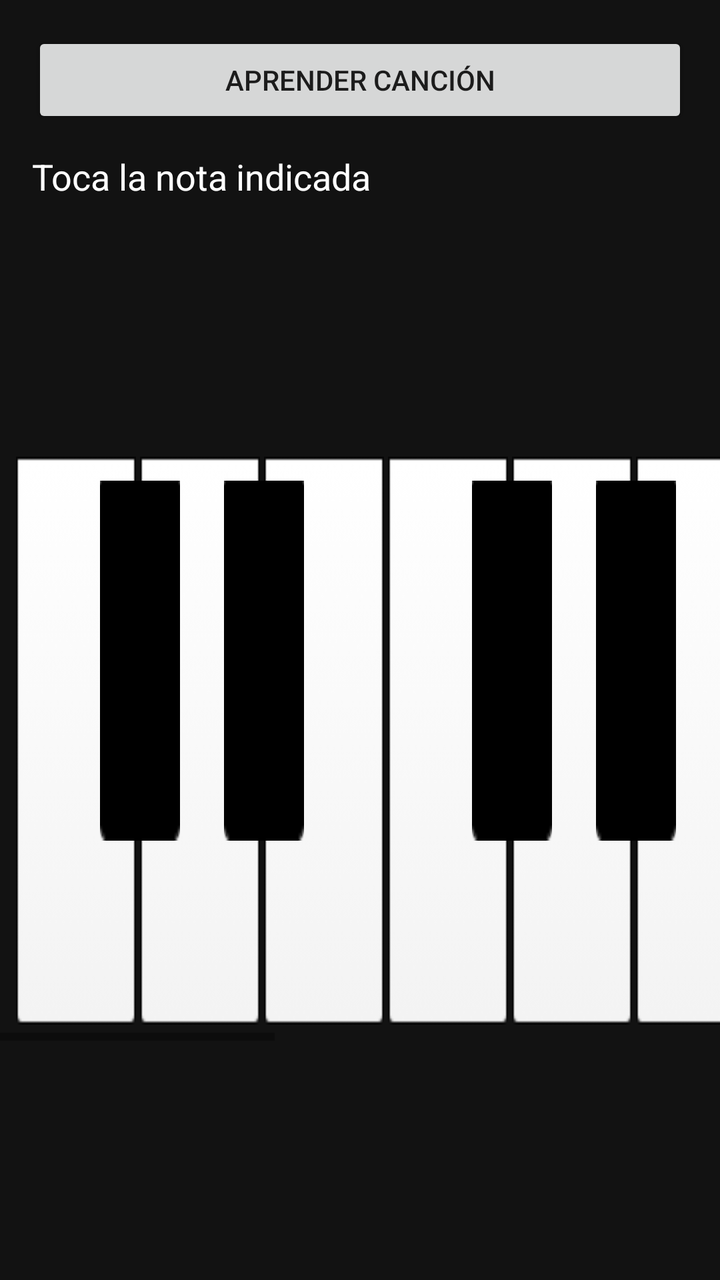
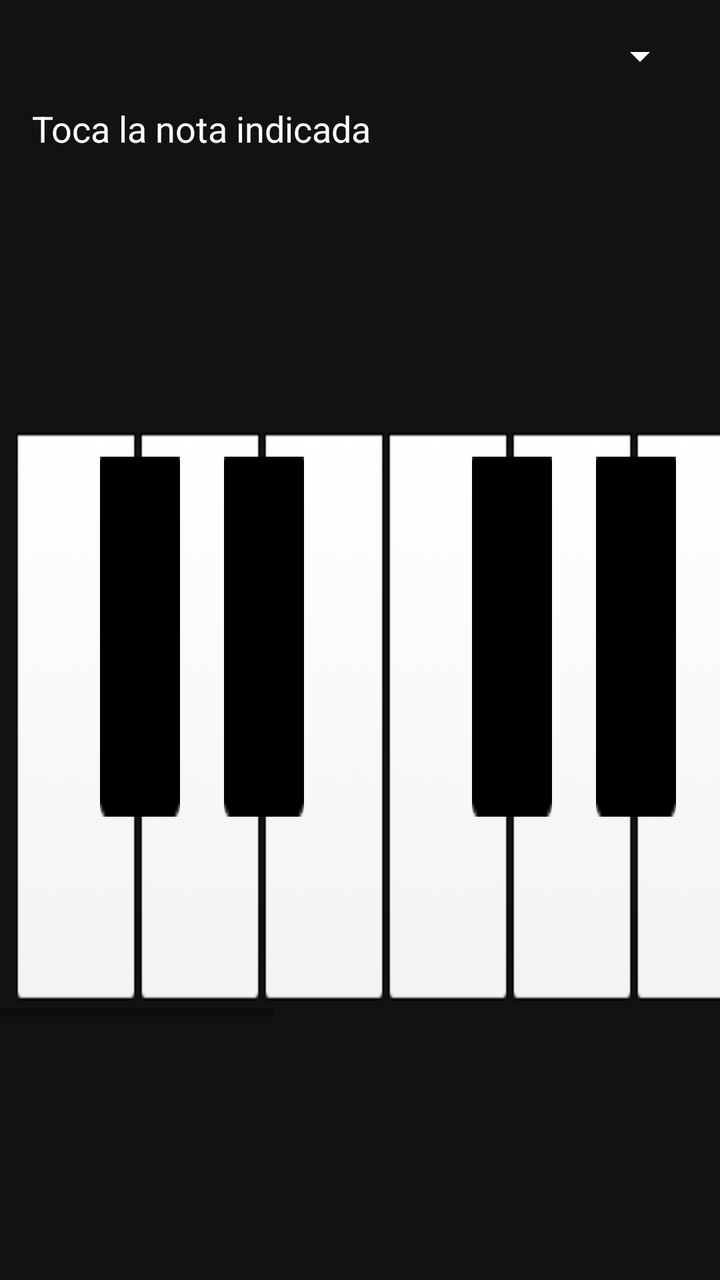

The first picture is an Android layout as it rendered before a commit; the second is the same layout after the commit. The layout source and the unified diff follow.
<!-- AndroidManifest.xml: application theme Theme.Piano_AndroidStudio -->
<!-- res/layout/activity_main.xml -->
<?xml version="1.0" encoding="utf-8"?>
<androidx.constraintlayout.widget.ConstraintLayout xmlns:android="http://schemas.android.com/apk/res/android"
    xmlns:app="http://schemas.android.com/apk/res-auto"
    xmlns:tools="http://schemas.android.com/tools"
    android:layout_width="match_parent"
    android:layout_height="match_parent"
    android:background="#121212"
    tools:context=".MainActivity">

    <LinearLayout
        android:id="@+id/song_controls"
        android:layout_width="0dp"
        android:layout_height="wrap_content"
        android:orientation="vertical"
        android:paddingStart="16dp"
        android:paddingEnd="16dp"
        android:layout_marginTop="16dp"
        app:layout_constraintTop_toTopOf="parent"
        app:layout_constraintStart_toStartOf="parent"
        app:layout_constraintEnd_toEndOf="parent">

        <Button
            android:id="@+id/btn_start_song"
            android:layout_width="match_parent"
            android:layout_height="wrap_content"
            android:text="Aprender canción" />

        <TextView
            android:id="@+id/song_status"
            android:layout_width="match_parent"
            android:layout_height="wrap_content"
            android:layout_marginTop="12dp"
            android:text="Toca la nota indicada"
            android:textColor="#FFFFFF"
            android:textSize="18sp" />
    </LinearLayout>

    <HorizontalScrollView
        android:layout_width="match_parent"
        android:layout_height="300dp"
        android:fillViewport="true"
        app:layout_constraintStart_toStartOf="parent"
        app:layout_constraintEnd_toEndOf="parent"
        app:layout_constraintBottom_toBottomOf="parent"
        app:layout_constraintTop_toBottomOf="@id/song_controls">

        <FrameLayout
            android:layout_width="wrap_content"
            android:layout_height="300dp"
            android:padding="8dp">

            <LinearLayout
                android:layout_width="wrap_content"
                android:layout_height="match_parent"
                android:orientation="horizontal">

                <ImageButton android:padding="0dp" android:scaleType="fitXY" android:id="@+id/key_c2" android:layout_width="60dp" android:layout_height="match_parent" android:background="@drawable/key_white_selector" />
                <ImageButton android:padding="0dp" android:scaleType="fitXY" android:id="@+id/key_d2" android:layout_width="60dp" android:layout_height="match_parent" android:layout_marginStart="2dp" android:background="@drawable/key_white_selector" />
                <ImageButton android:padding="0dp" android:scaleType="fitXY" android:id="@+id/key_e2" android:layout_width="60dp" android:layout_height="match_parent" android:layout_marginStart="2dp" android:background="@drawable/key_white_selector" />
                <ImageButton android:padding="0dp" android:scaleType="fitXY" android:id="@+id/key_f2" android:layout_width="60dp" android:layout_height="match_parent" android:layout_marginStart="2dp" android:background="@drawable/key_white_selector" />
                <ImageButton android:padding="0dp" android:scaleType="fitXY" android:id="@+id/key_g2" android:layout_width="60dp" android:layout_height="match_parent" android:layout_marginStart="2dp" android:background="@drawable/key_white_selector" />
                <ImageButton android:padding="0dp" android:scaleType="fitXY" android:id="@+id/key_a2" android:layout_width="60dp" android:layout_height="match_parent" android:layout_marginStart="2dp" android:background="@drawable/key_white_selector" />
                <ImageButton android:padding="0dp" android:scaleType="fitXY" android:id="@+id/key_b2" android:layout_width="60dp" android:layout_height="match_parent" android:layout_marginStart="2dp" android:background="@drawable/key_white_selector" />
                <ImageButton android:padding="0dp" android:scaleType="fitXY" android:id="@+id/key_c3" android:layout_width="60dp" android:layout_height="match_parent" android:layout_marginStart="2dp" android:background="@drawable/key_white_selector" />
                <ImageButton android:padding="0dp" android:scaleType="fitXY" android:id="@+id/key_d3" android:layout_width="60dp" android:layout_height="match_parent" android:layout_marginStart="2dp" android:background="@drawable/key_white_selector" />
                <ImageButton android:padding="0dp" android:scaleType="fitXY" android:id="@+id/key_e3" android:layout_width="60dp" android:layout_height="match_parent" android:layout_marginStart="2dp" android:background="@drawable/key_white_selector" />
                <ImageButton android:padding="0dp" android:scaleType="fitXY" android:id="@+id/key_f3" android:layout_width="60dp" android:layout_height="match_parent" android:layout_marginStart="2dp" android:background="@drawable/key_white_selector" />
                <ImageButton android:padding="0dp" android:scaleType="fitXY" android:id="@+id/key_g3" android:layout_width="60dp" android:layout_height="match_parent" android:layout_marginStart="2dp" android:background="@drawable/key_white_selector" />
                <ImageButton android:padding="0dp" android:scaleType="fitXY" android:id="@+id/key_a3" android:layout_width="60dp" android:layout_height="match_parent" android:layout_marginStart="2dp" android:background="@drawable/key_white_selector" />
                <ImageButton android:padding="0dp" android:scaleType="fitXY" android:id="@+id/key_b3" android:layout_width="60dp" android:layout_height="match_parent" android:layout_marginStart="2dp" android:background="@drawable/key_white_selector" />
                <ImageButton android:padding="0dp" android:scaleType="fitXY" android:id="@+id/key_c4" android:layout_width="60dp" android:layout_height="match_parent" android:layout_marginStart="2dp" android:background="@drawable/key_white_selector" />
            </LinearLayout>

            <ImageButton android:padding="0dp" android:scaleType="fitXY"
                android:id="@+id/key_db2"
                android:layout_width="40dp"
                android:layout_height="180dp"
                android:layout_marginTop="12dp"
                android:layout_marginStart="42dp"
                android:background="@drawable/key_black_selector"
                android:elevation="4dp" />

            <ImageButton android:padding="0dp" android:scaleType="fitXY"
                android:id="@+id/key_eb2"
                android:layout_width="40dp"
                android:layout_height="180dp"
                android:layout_marginTop="12dp"
                android:layout_marginStart="104dp"
                android:background="@drawable/key_black_selector"
                android:elevation="4dp" />

            <ImageButton android:padding="0dp" android:scaleType="fitXY"
                android:id="@+id/key_gb2"
                android:layout_width="40dp"
                android:layout_height="180dp"
                android:layout_marginTop="12dp"
                android:layout_marginStart="228dp"
                android:background="@drawable/key_black_selector"
                android:elevation="4dp" />

            <ImageButton android:padding="0dp" android:scaleType="fitXY"
                android:id="@+id/key_ab2"
                android:layout_width="40dp"
                android:layout_height="180dp"
                android:layout_marginTop="12dp"
                android:layout_marginStart="290dp"
                android:background="@drawable/key_black_selector"
                android:elevation="4dp" />

            <ImageButton android:padding="0dp" android:scaleType="fitXY"
                android:id="@+id/key_bb2"
                android:layout_width="40dp"
                android:layout_height="180dp"
                android:layout_marginTop="12dp"
                android:layout_marginStart="352dp"
                android:background="@drawable/key_black_selector"
                android:elevation="4dp" />

            <ImageButton android:padding="0dp" android:scaleType="fitXY"
                android:id="@+id/key_db3"
                android:layout_width="40dp"
                android:layout_height="180dp"
                android:layout_marginTop="12dp"
                android:layout_marginStart="476dp"
                android:background="@drawable/key_black_selector"
                android:elevation="4dp" />

            <ImageButton android:padding="0dp" android:scaleType="fitXY"
                android:id="@+id/key_eb3"
                android:layout_width="40dp"
                android:layout_height="180dp"
                android:layout_marginTop="12dp"
                android:layout_marginStart="538dp"
                android:background="@drawable/key_black_selector"
                android:elevation="4dp" />

            <ImageButton android:padding="0dp" android:scaleType="fitXY"
                android:id="@+id/key_gb3"
                android:layout_width="40dp"
                android:layout_height="180dp"
                android:layout_marginTop="12dp"
                android:layout_marginStart="662dp"
                android:background="@drawable/key_black_selector"
                android:elevation="4dp" />

            <ImageButton android:padding="0dp" android:scaleType="fitXY"
                android:id="@+id/key_ab3"
                android:layout_width="40dp"
                android:layout_height="180dp"
                android:layout_marginTop="12dp"
                android:layout_marginStart="724dp"
                android:background="@drawable/key_black_selector"
                android:elevation="4dp" />

            <ImageButton android:padding="0dp" android:scaleType="fitXY"
                android:id="@+id/key_bb3"
                android:layout_width="40dp"
                android:layout_height="180dp"
                android:layout_marginTop="12dp"
                android:layout_marginStart="786dp"
                android:background="@drawable/key_black_selector"
                android:elevation="4dp" />

        </FrameLayout>
    </HorizontalScrollView>

</androidx.constraintlayout.widget.ConstraintLayout>
<!-- resources referenced by this layout -->
<resources>
  <!-- drawable key_black_selector (drawable) -->
  <?xml version="1.0" encoding="utf-8"?>
  <selector xmlns:android="http://schemas.android.com/apk/res/android">
      <item android:drawable="@drawable/black_key_highlighted" android:state_selected="true" />
      <item android:drawable="@drawable/black_key_pressed" android:state_pressed="true" />
      <item android:drawable="@drawable/button_black" />
  </selector>
  <!-- drawable key_white_selector (drawable) -->
  <?xml version="1.0" encoding="utf-8"?>
  <selector xmlns:android="http://schemas.android.com/apk/res/android">
      <item android:drawable="@drawable/white_key_highlighted" android:state_selected="true" />
      <item android:drawable="@drawable/white_key_pressed" android:state_pressed="true" />
      <item android:drawable="@drawable/button_blanco" />
  </selector>
  <style name="Theme.Piano_AndroidStudio" parent="Theme.MaterialComponents.DayNight.DarkActionBar">
          
          <item name="colorPrimary">@color/purple_500</item>
          <item name="colorPrimaryVariant">@color/purple_700</item>
          <item name="colorOnPrimary">@color/white</item>
          
          <item name="colorSecondary">@color/teal_200</item>
          <item name="colorSecondaryVariant">@color/teal_700</item>
          <item name="colorOnSecondary">@color/black</item>
          
          <item name="android:statusBarColor">?attr/colorPrimaryVariant</item>
          
      </style>
  <!-- drawable black_key_highlighted (drawable) -->
  <?xml version="1.0" encoding="utf-8"?>
  <shape xmlns:android="http://schemas.android.com/apk/res/android"
      android:shape="rectangle">
      <solid android:color="#FFC107" />
      <corners
          android:bottomLeftRadius="4dp"
          android:bottomRightRadius="4dp" />
  </shape>
  <!-- drawable black_key_pressed (drawable) -->
  <?xml version="1.0" encoding="utf-8"?>
  <shape xmlns:android="http://schemas.android.com/apk/res/android"
      android:shape="rectangle">
      <solid android:color="#424242" />
      <corners
          android:bottomLeftRadius="4dp"
          android:bottomRightRadius="4dp" />
  </shape>
  <!-- drawable button_black: png bitmap (drawable-v24, 305 bytes) -->
  <!-- drawable white_key_highlighted (drawable) -->
  <?xml version="1.0" encoding="utf-8"?>
  <shape xmlns:android="http://schemas.android.com/apk/res/android"
      android:shape="rectangle">
      <solid android:color="#FFF9C4" />
      <stroke
          android:width="1dp"
          android:color="#FBC02D" />
      <corners
          android:bottomLeftRadius="8dp"
          android:bottomRightRadius="8dp" />
  </shape>
  <!-- drawable white_key_pressed (drawable) -->
  <?xml version="1.0" encoding="utf-8"?>
  <shape xmlns:android="http://schemas.android.com/apk/res/android"
      android:shape="rectangle">
      <solid android:color="#E0E0E0" />
      <stroke
          android:width="1dp"
          android:color="#CCCCCC" />
      <corners
          android:bottomLeftRadius="8dp"
          android:bottomRightRadius="8dp" />
  </shape>
  <!-- drawable button_blanco: png bitmap (drawable-v24, 1208 bytes) -->
  <color name="purple_500">#FF6200EE</color>
  <color name="purple_700">#FF3700B3</color>
  <color name="white">#FFFFFFFF</color>
  <color name="teal_200">#FF03DAC5</color>
  <color name="teal_700">#FF018786</color>
  <color name="black">#FF000000</color>
</resources>

<!-- the commit's change to res/layout/activity_main.xml (unified diff, before → after) -->
@@ -19,11 +19,13 @@
         app:layout_constraintStart_toStartOf="parent"
         app:layout_constraintEnd_toEndOf="parent">
 
-        <Button
-            android:id="@+id/btn_start_song"
+        <Spinner
+            android:id="@+id/spinner_songs"
             android:layout_width="match_parent"
             android:layout_height="wrap_content"
-            android:text="Aprender canción" />
+            android:spinnerMode="dropdown"
+            android:backgroundTint="#FFFFFF"
+            android:popupBackground="#333333" />
 
         <TextView
             android:id="@+id/song_status"
<!-- resource entries referenced after the edit -->
@@ -14,7 +14,7 @@
       <item android:drawable="@drawable/white_key_pressed" android:state_pressed="true" />
       <item android:drawable="@drawable/button_blanco" />
   </selector>
-  <style name="Theme.Piano_AndroidStudio" parent="Theme.MaterialComponents.DayNight.DarkActionBar">
+  <style name="Theme.Piano_AndroidStudio" parent="Theme.MaterialComponents.DayNight.NoActionBar">
           
           <item name="colorPrimary">@color/purple_500</item>
           <item name="colorPrimaryVariant">@color/purple_700</item>
